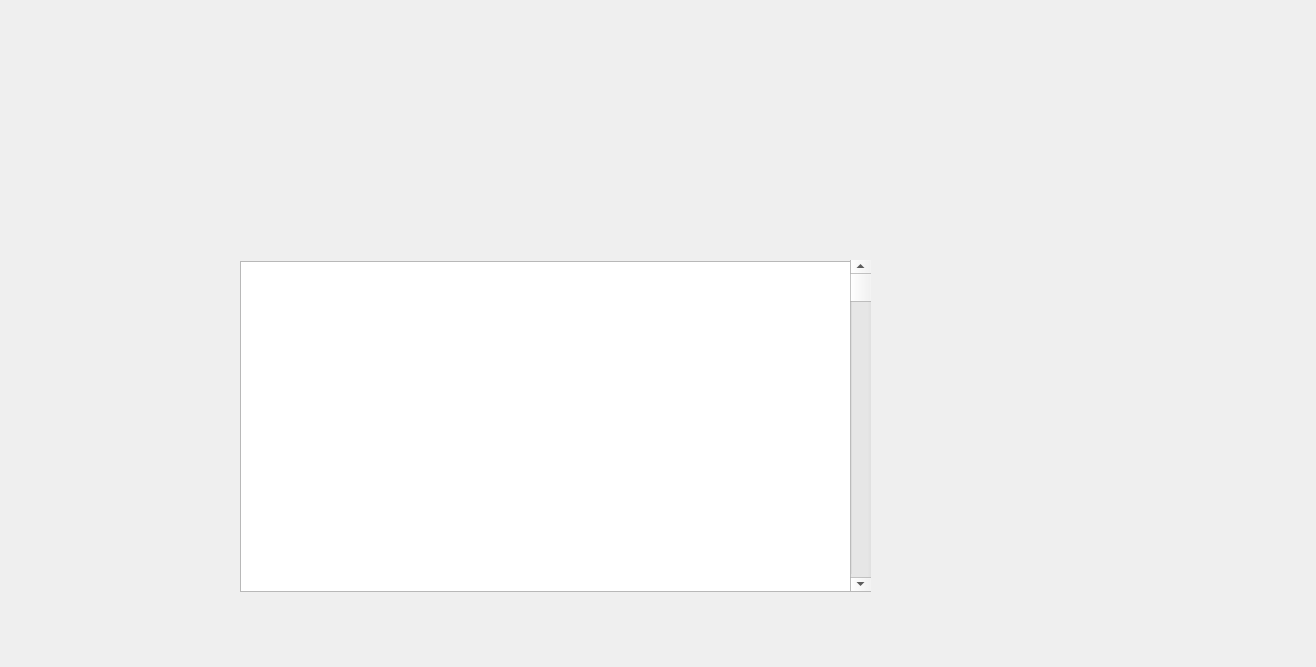
jepark125/programming-2, file secdialog2.ui: the form before one commit.
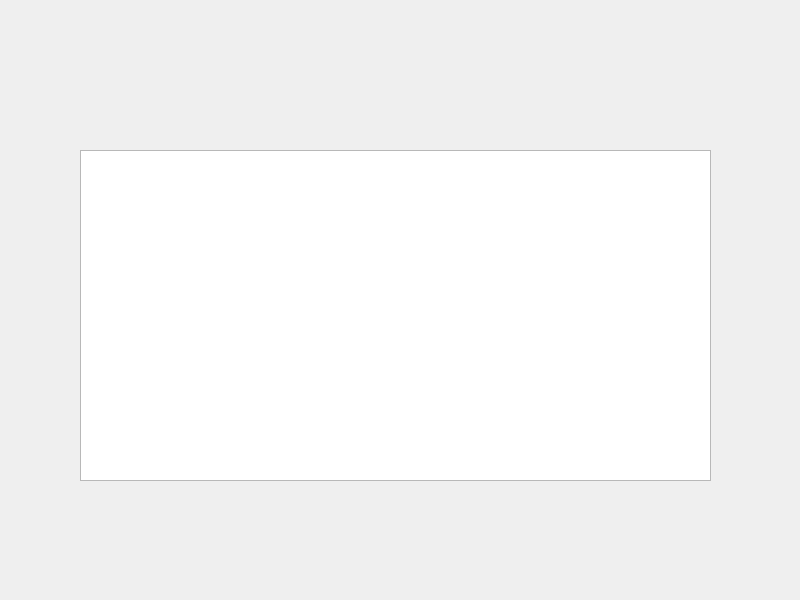
The form after the commit.

The edit to the form file:
```diff
--- a/secdialog2.ui
+++ b/secdialog2.ui
@@ -6,8 +6,8 @@
    <rect>
     <x>0</x>
     <y>0</y>
-    <width>1316</width>
-    <height>667</height>
+    <width>800</width>
+    <height>600</height>
    </rect>
   </property>
   <property name="windowTitle">
@@ -16,8 +16,8 @@
   <widget class="QListWidget" name="listWidget">
    <property name="geometry">
     <rect>
-     <x>240</x>
-     <y>261</y>
+     <x>80</x>
+     <y>150</y>
      <width>631</width>
      <height>331</height>
     </rect>
```
